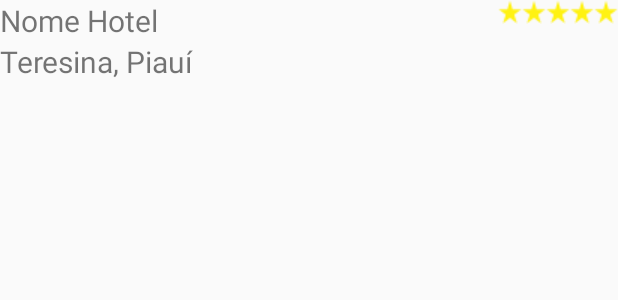
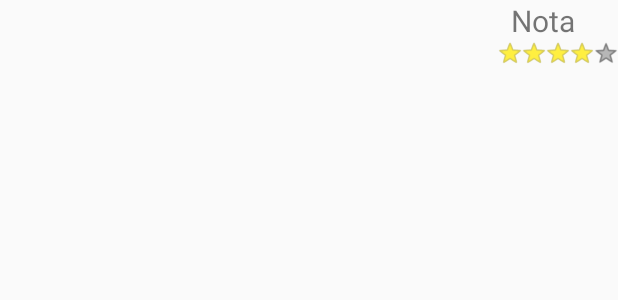
Before and after one commit to pedroivo96/EcoTriagem, an Android app: the layout listview_item.xml on its own in the app's theme, with its tools: preview values and no code run, on a phone screen of 412 x 824 dp. Shown: the top 300 px of the screen. Run offline under Robolectric (Android 15) with nearby library versions, the phone set to English and light mode, and no system bars.

Commit message:
Alteracoes List View Ranking

```diff
--- a/app/src/main/java/com/example/pedro/ecotriagem/Telas/RankingActivity.java
+++ b/app/src/main/java/com/example/pedro/ecotriagem/Telas/RankingActivity.java
@@ -25,6 +25,8 @@ public class RankingActivity extends AppCompatActivity {
     protected void onCreate(Bundle savedInstanceState) {
         super.onCreate(savedInstanceState);
         setContentView(R.layout.activity_ranking);
+
+        setTitle("Ranking 10 mais");
 
         Controle c = new Controle(this);
         avaliacoes = c.ranking();
--- a/app/src/main/java/com/example/pedro/ecotriagem/control/ResultadosAdapter.java
+++ b/app/src/main/java/com/example/pedro/ecotriagem/control/ResultadosAdapter.java
@@ -5,10 +5,12 @@ import android.view.LayoutInflater;
 import android.view.View;
 import android.view.ViewGroup;
 import android.widget.BaseAdapter;
+import android.widget.RatingBar;
 import android.widget.TextView;
 
 import com.example.pedro.ecotriagem.R;
 
+import java.text.DecimalFormat;
 import java.util.ArrayList;
 import java.util.List;
 
@@ -50,11 +52,16 @@ public class ResultadosAdapter extends BaseAdapter {
 
         TextView tNomeHotel = v.findViewById(R.id.nomeHotel);
         TextView tCidadeEstado = v.findViewById(R.id.cidadeEstado);
+        RatingBar rBar = v.findViewById(R.id.ratingBar);
+        TextView tNotaFinal = v.findViewById(R.id.notaFinal);
 
         tNomeHotel.setText(avaliacoes.get(i).nome);
-        tCidadeEstado.setText(avaliacoes.get(i).cidade + "," +avaliacoes.get(i).estado);
+        tCidadeEstado.setText(avaliacoes.get(i).cidade + ", " +avaliacoes.get(i).estado);
+        rBar.setRating(avaliacoes.get(i).nota);
 
+        DecimalFormat df = new DecimalFormat("0.0");
 
+        tNotaFinal.setText(df.format(avaliacoes.get(i).nota));
 
         return v;
     }
--- a/app/src/main/res/layout/activity_ranking.xml
+++ b/app/src/main/res/layout/activity_ranking.xml
@@ -7,12 +7,8 @@
     android:layout_height="match_parent"
     android:orientation="vertical"
     android:background="@color/colorGreen"
+    android:padding="10dp"
     tools:context="com.example.pedro.ecotriagem.Telas.RankingActivity">
-
-    <TextView
-        android:layout_width="match_parent"
-        android:layout_height="wrap_content"
-        android:text="Ranking 10 mais"/>
 
     <ListView
         android:layout_width="match_parent"
--- a/app/src/main/res/layout/listview_item.xml
+++ b/app/src/main/res/layout/listview_item.xml
@@ -1,62 +1,70 @@
 <?xml version="1.0" encoding="utf-8"?>
-<LinearLayout
+<RelativeLayout
     xmlns:android="http://schemas.android.com/apk/res/android"
     android:layout_width="match_parent"
-    android:layout_height="match_parent"
+    android:layout_height="wrap_content"
+    android:orientation="horizontal">
+
+    <LinearLayout
+        android:layout_width="wrap_content"
+        android:layout_height="wrap_content"
         android:orientation="vertical">
 
-    <RelativeLayout
+        <TextView
+            android:id="@+id/nomeHotel"
+            android:layout_width="wrap_content"
             android:layout_height="wrap_content"
-        android:layout_width="match_parent">
+            android:layout_marginBottom="10dp"
+            android:text=""
+            android:maxLength="27"
+            android:textSize="20dp"
+            android:paddingBottom="10dp"
+            />
 
         <TextView
             android:layout_width="wrap_content"
-            android:layout_height="wrap_content"
-            android:text="Nome Hotel"
-            android:textSize="20dp"
-            android:layout_alignParentStart="true"
-            android:id="@+id/nomeHotel"/>
+            android:layout_height="match_parent"
+            android:text=""
+            android:textSize="15dp"
+            android:id="@+id/cidadeEstado"
+            android:gravity="center_vertical"/>
+
+
+    </LinearLayout>
+
 
     <LinearLayout
         android:layout_height="wrap_content"
         android:layout_width="wrap_content"
-            android:orientation="horizontal"
-            android:layout_alignParentEnd="true">
+        android:orientation="vertical"
+        android:layout_gravity="center"
+        android:layout_alignParentRight="true">
 
-            <ImageView
+        <TextView
             android:layout_height="wrap_content"
             android:layout_width="wrap_content"
-                android:src="@drawable/estrelaamarela15inovatech"/>
+            android:id="@+id/notaFinal"
+            android:textSize="20dp"
+            android:text="Nota"
+            android:layout_marginRight="10dp"
+            android:layout_gravity="center"
+            android:gravity="center"/>
 
-            <ImageView
+        <RatingBar
+            android:id="@+id/ratingBar"
+            android:layout_gravity="center_horizontal"
+            android:layout_width="wrap_content"
             android:layout_height="wrap_content"
-                android:layout_width="wrap_content"
-                android:src="@drawable/estrelaamarela15inovatech"/>
-
-            <ImageView
-                android:layout_height="wrap_content"
-                android:layout_width="wrap_content"
-                android:src="@drawable/estrelaamarela15inovatech"/>
-
-            <ImageView
-                android:layout_height="wrap_content"
-                android:layout_width="wrap_content"
-                android:src="@drawable/estrelaamarela15inovatech"/>
-
-            <ImageView
-                android:layout_height="wrap_content"
-                android:layout_width="wrap_content"
-                android:src="@drawable/estrelaamarela15inovatech"/>
+            android:numStars="5"
+            android:rating="4"
+            android:progressTint="#ffef40"
+            android:scaleX="1"
+            android:scaleY="1"
+            style="@android:style/Widget.Holo.Light.RatingBar.Small"
+            android:secondaryProgressTint="#ffef40"
+            />
 
     </LinearLayout>
 
+
 </RelativeLayout>
-
-    <TextView
-        android:layout_width="wrap_content"
-        android:layout_height="wrap_content"
-        android:text="Teresina, Piauí"
-        android:textSize="20dp"
-        android:id="@+id/cidadeEstado"/>
-
-</LinearLayout>
```
Lines whose indentation alone changed are shown as unchanged.
